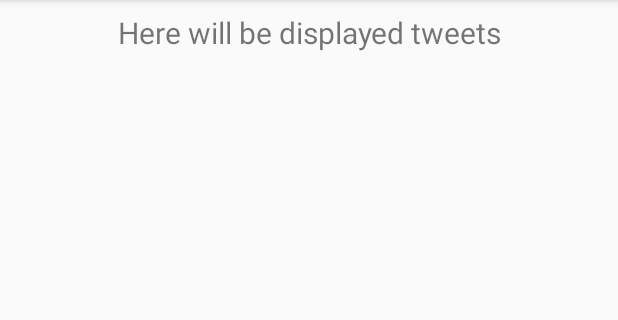
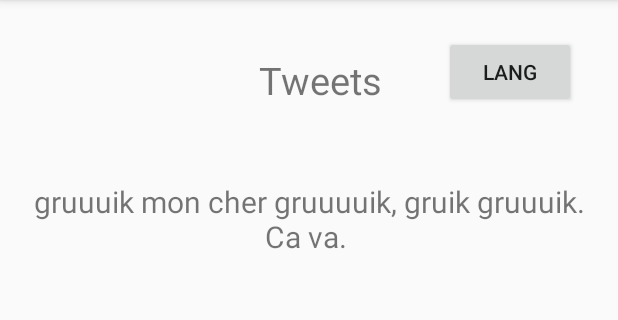
Before and after one commit to PinsardF/Gruiker, an Android app: the screen it shows after launch (MainActivity), on a phone screen of 412 x 824 dp, the part 84-404 px from its top. Run offline under Robolectric (Android 15) with nearby library versions, the phone set to English and light mode, and no system bars.

Commit message:
Working on the translation functions

```diff
--- a/app/src/main/java/com/example/gruiker/ViewModel/TwitterViewModel.java
+++ b/app/src/main/java/com/example/gruiker/ViewModel/TwitterViewModel.java
@@ -8,9 +8,84 @@ public class TwitterViewModel extends ViewModel {
 
     private MutableLiveData<String> mText;
 
+    private String language(String text){
+        String new_text = "";
+        String[] sentences = text.split(".");
+        //propositions
+        for(String sentence : sentences){
+            String[] propositions = sentence.split(",");
+            //mots
+            String new_proposition = "";
+            String new_sentence = "";
+            for (String proposition : propositions) {
+                String[] words = proposition.split(" ");
+                for (String word : words) {
+                    String new_word = "";
+                    if (word.length() > 4) {
+                        new_word = "Gr";
+                        for (int i = 0; i < word.length() - 4; i++) {
+                            new_word += " ";
+                        }
+                        new_word += "ik ";
+                    } else {
+                        new_word = word + " ";
+                    }
+                    new_proposition += new_word;
+                }
+                new_proposition = new_proposition.substring(0,new_proposition.length()-1)+", ";
+                new_sentence += new_proposition;
+            }
+            new_sentence = new_sentence.substring(0,new_sentence.length()-2) + ". ";
+            new_text += new_sentence;
+        }
+        return new_text;
+    }
+
+    private String test_language(String text){
+        String new_text = "";
+
+        String[] sentences = text.split("\\.|\\?");//     ".|\\?"
+        for(String sentence : sentences) {
+            String new_sentence = "";
+            String[] propositions = sentence.split(", ");
+            for (String proposition : propositions) {//traitement des propositions (",")
+                String new_proposition = "";
+                String[] words = proposition.split(" ");
+                String new_word = "";
+                for (String word : words) {//traitement du mot
+                    if (word.length() > 4) {
+                        new_word = "gr";
+                        for (int i = 0; i < word.length() - 4; i++) {
+                            new_word += "u";
+                        }
+                        new_word += "ik";
+                    } else {
+                        new_word = word;
+                    }
+
+                    new_word += " ";
+                    new_proposition += new_word;
+                }
+                new_proposition = new_proposition.substring(0, new_proposition.length() - 1) + ", ";
+                new_sentence += new_proposition;
+            }
+            new_sentence = new_sentence.substring(0, new_sentence.length() - 2) + ". ";
+            new_text += new_sentence;
+        }
+        return new_text;
+    }
+
     public TwitterViewModel() {
+        String raw_text = "Lorem ipsum dolor sit amet, consectetur adipiscing elit, " +
+                "sed do eiusmod tempor incididunt ut labore et dolore magna aliqua. " +
+                "Ut enim ad minim veniam, quis nostrud exercitation ullamco laboris nisi " +
+                "ut aliquip ex ea commodo consequat. Duis aute irure dolor in reprehenderit " +
+                "in voluptate velit esse cillum dolore eu fugiat nulla pariatur. " +
+                "Excepteur sint occaecat cupidatat non proident, sunt in culpa qui officia " +
+                "deserunt mollit anim id est laborum.";
+        String treated_text = test_language("Bonjour mon cher monsieur, bonne journée. Ca va ?");
         mText = new MutableLiveData<>();
-        mText.setValue("Here will be displayed tweets");
+        mText.setValue(treated_text);
     }
 
     public LiveData<String> getText() {
--- a/app/src/main/res/layout/fragment_twitter.xml
+++ b/app/src/main/res/layout/fragment_twitter.xml
@@ -1,6 +1,7 @@
 <?xml version="1.0" encoding="utf-8"?>
 <androidx.constraintlayout.widget.ConstraintLayout xmlns:android="http://schemas.android.com/apk/res/android"
     xmlns:app="http://schemas.android.com/apk/res-auto"
+    xmlns:tools="http://schemas.android.com/tools"
     android:layout_width="match_parent"
     android:layout_height="match_parent"
     >
@@ -10,11 +11,33 @@
         android:layout_width="match_parent"
         android:layout_height="wrap_content"
         android:layout_marginStart="8dp"
-        android:layout_marginTop="8dp"
+        android:layout_marginTop="50dp"
         android:layout_marginEnd="8dp"
         android:textAlignment="center"
         android:textSize="20sp"
         app:layout_constraintEnd_toEndOf="parent"
         app:layout_constraintStart_toStartOf="parent"
+        app:layout_constraintTop_toBottomOf="@+id/twitterTitleTextView" />
+
+    <TextView
+        android:id="@+id/twitterTitleTextView"
+        android:layout_width="wrap_content"
+        android:layout_height="wrap_content"
+        android:layout_marginTop="36dp"
+        android:text="Tweets"
+        android:textSize="25sp"
+        app:layout_constraintEnd_toEndOf="parent"
+        app:layout_constraintHorizontal_bias="0.523"
+        app:layout_constraintStart_toStartOf="parent"
+        app:layout_constraintTop_toTopOf="parent" />
+
+    <Button
+        android:id="@+id/trad_button"
+        android:layout_width="wrap_content"
+        android:layout_height="wrap_content"
+        android:layout_marginTop="24dp"
+        android:layout_marginEnd="28dp"
+        android:text="lang"
+        app:layout_constraintEnd_toEndOf="parent"
         app:layout_constraintTop_toTopOf="parent" />
 </androidx.constraintlayout.widget.ConstraintLayout>
```
Also changed, not shown: 1 other file.
